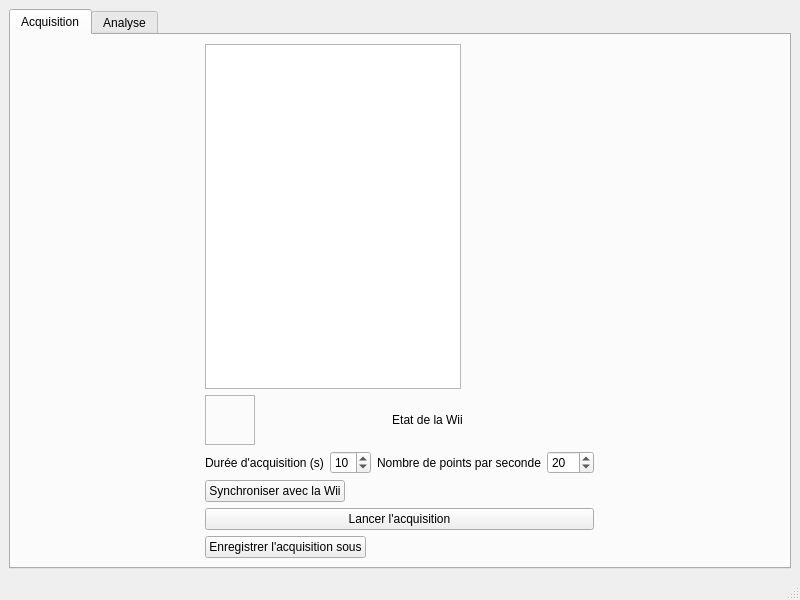
First picture: the form in interface.ui, repository Bastien38/wii, before the edit.
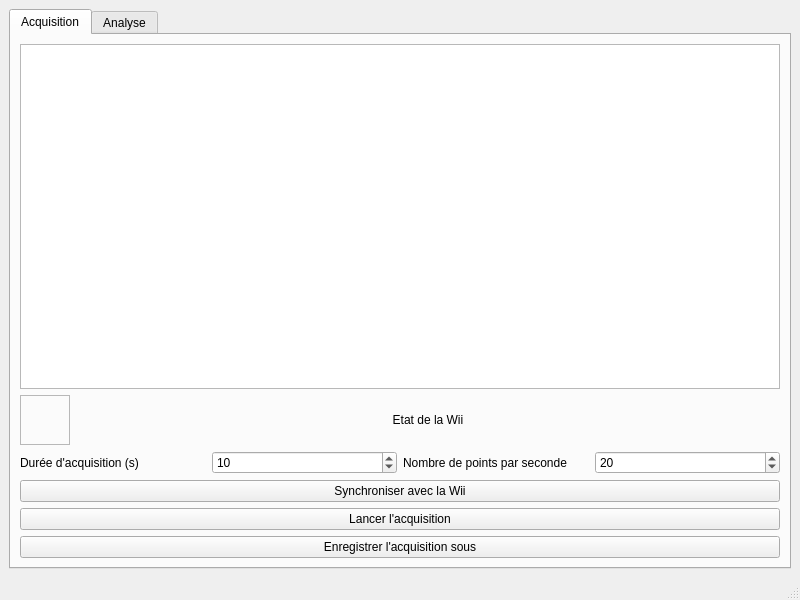
Second picture: the form after the edit.

Commit message: Changed size policy for better display

What changed in the file:
```diff
--- a/interface.ui
+++ b/interface.ui
@@ -23,6 +23,18 @@
          <number>0</number>
         </property>
         <widget class="QWidget" name="tab">
+         <property name="sizePolicy">
+          <sizepolicy hsizetype="Minimum" vsizetype="Preferred">
+           <horstretch>0</horstretch>
+           <verstretch>0</verstretch>
+          </sizepolicy>
+         </property>
+         <property name="minimumSize">
+          <size>
+           <width>200</width>
+           <height>0</height>
+          </size>
+         </property>
          <attribute name="title">
           <string>Acquisition</string>
          </attribute>
@@ -38,7 +50,7 @@
             <item>
              <widget class="QTextEdit" name="textEdit">
               <property name="sizePolicy">
-               <sizepolicy hsizetype="Fixed" vsizetype="Expanding">
+               <sizepolicy hsizetype="Minimum" vsizetype="Expanding">
                 <horstretch>0</horstretch>
                 <verstretch>0</verstretch>
                </sizepolicy>
@@ -143,7 +155,7 @@
             <item>
              <widget class="QPushButton" name="pushButton">
               <property name="sizePolicy">
-               <sizepolicy hsizetype="Fixed" vsizetype="Fixed">
+               <sizepolicy hsizetype="Minimum" vsizetype="Fixed">
                 <horstretch>0</horstretch>
                 <verstretch>0</verstretch>
                </sizepolicy>
@@ -181,7 +193,7 @@
             <item>
              <widget class="QPushButton" name="pushButton_6">
               <property name="sizePolicy">
-               <sizepolicy hsizetype="Fixed" vsizetype="Fixed">
+               <sizepolicy hsizetype="Minimum" vsizetype="Fixed">
                 <horstretch>0</horstretch>
                 <verstretch>0</verstretch>
                </sizepolicy>
```
